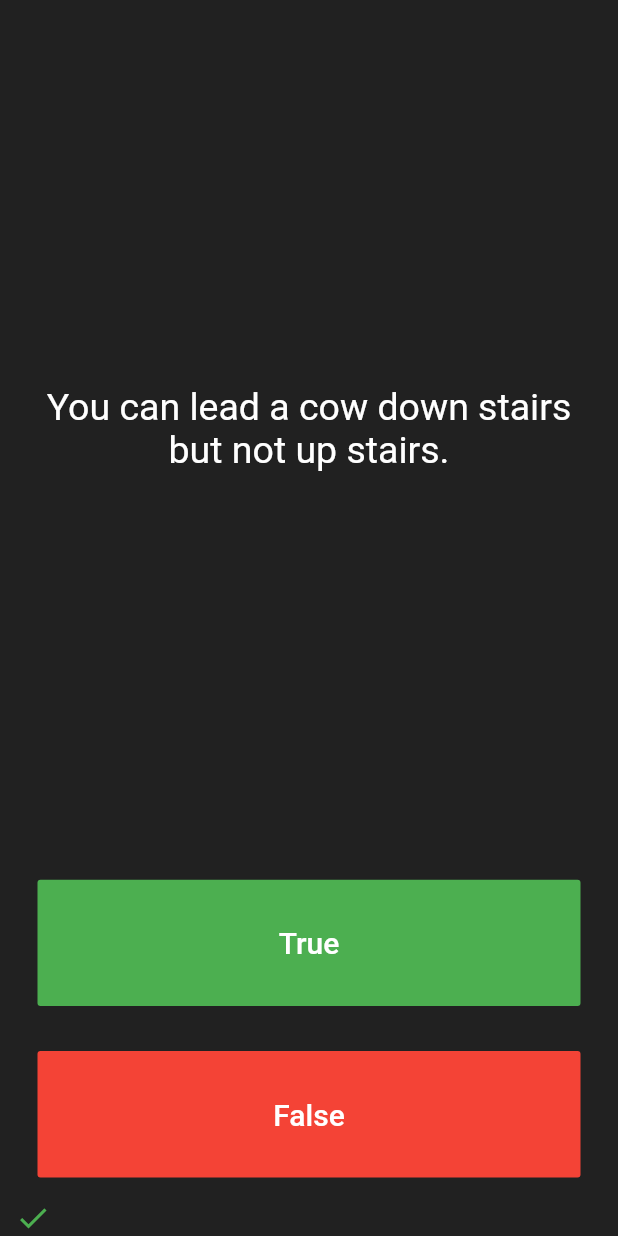
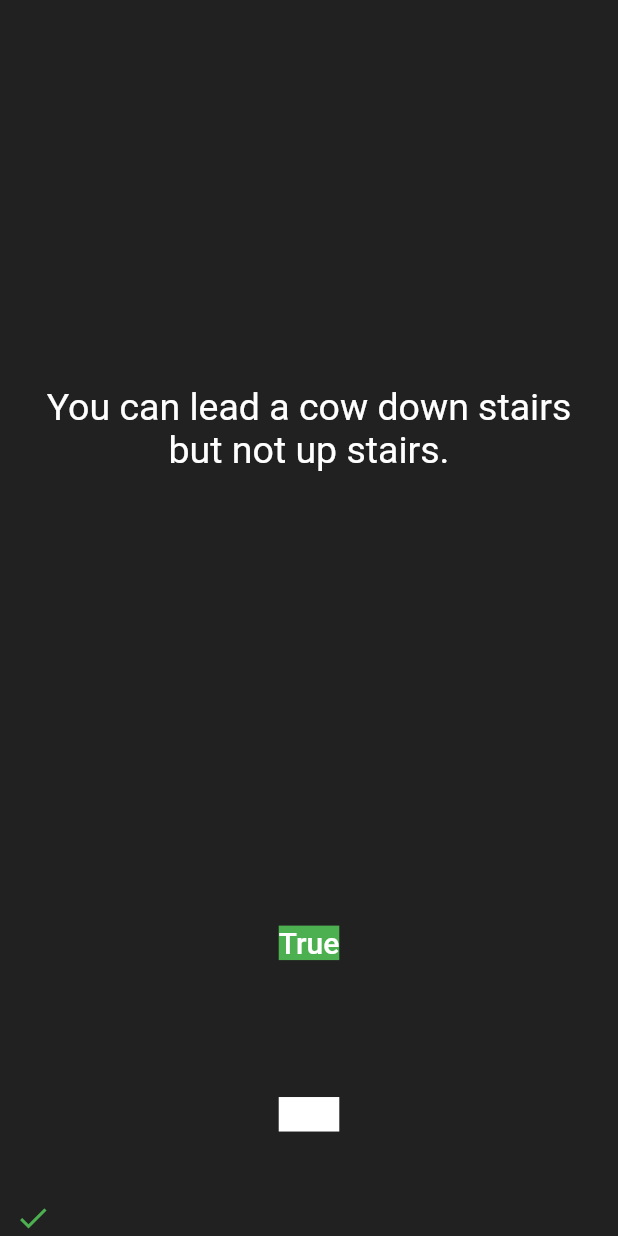
Before and after one commit to RichardCastuera/Quizzler, a Flutter app: the screen it shows after launch, after a tap on "True", on a phone screen of 412 x 824 dp. Run offline on Flutter 3.47's test engine with Material 2 defaults, Android fonts, the phone set to English and light mode, and no system bars.

Commit message:
refactor(quizzler_app): Updated the code

```diff
--- a/quizzler_app/lib/main.dart
+++ b/quizzler_app/lib/main.dart
@@ -7,6 +7,8 @@ QuizBrain quizBrain = QuizBrain();
 void main() => runApp(Quizzler());
 
 class Quizzler extends StatelessWidget {
+  const Quizzler({super.key});
+
   @override
   Widget build(BuildContext context) {
     return MaterialApp(
@@ -24,6 +26,8 @@ class Quizzler extends StatelessWidget {
 }
 
 class QuizPage extends StatefulWidget {
+  const QuizPage({super.key});
+
   @override
   _QuizPageState createState() => _QuizPageState();
 }
@@ -82,8 +86,12 @@ class _QuizPageState extends State<QuizPage> {
         Expanded(
           child: Padding(
             padding: EdgeInsets.all(15.0),
-            child: FlatButton(
-              textColor: Colors.white,
+            child: TextButton(
+              onPressed: () {
+                //The user picked true.
+                checkAnswer(true);
+              },
+              child: Container(
                 color: Colors.green,
                 child: Text(
                   'True',
@@ -92,29 +100,28 @@ class _QuizPageState extends State<QuizPage> {
                     fontSize: 20.0,
                   ),
                 ),
-              onPressed: () {
-                //The user picked true.
-                checkAnswer(true);
-              },
+              ),
             ),
           ),
         ),
         Expanded(
           child: Padding(
             padding: EdgeInsets.all(15.0),
-            child: FlatButton(
-              color: Colors.red,
+            child: TextButton(
+              onPressed: () {
+                //The user picked true.
+                checkAnswer(false);
+              },
+              child: Container(
+                color: Colors.white,
                 child: Text(
-                'False',
+                  'True',
                   style: TextStyle(
+                    color: Colors.white,
                     fontSize: 20.0,
-                  color: Colors.white,
                   ),
                 ),
-              onPressed: () {
-                //The user picked false.
-                checkAnswer(false);
-              },
+              ),
             ),
           ),
         ),
--- a/quizzler_app/lib/question.dart
+++ b/quizzler_app/lib/question.dart
@@ -1,6 +1,6 @@
 class Question {
-  String questionText;
-  bool questionAnswer;
+  String? questionText;
+  bool? questionAnswer;
 
   Question(String q, bool a) {
     questionText = q;
--- a/quizzler_app/lib/quiz_brain.dart
+++ b/quizzler_app/lib/quiz_brain.dart
@@ -38,11 +38,11 @@ class QuizBrain {
   }
 
   String getQuestionText() {
-    return _questionBank[_questionNumber].questionText;
+    return _questionBank[_questionNumber].questionText!;
   }
 
   bool getCorrectAnswer() {
-    return _questionBank[_questionNumber].questionAnswer;
+    return _questionBank[_questionNumber].questionAnswer!;
   }
 
   //TODO: Step 3 Part A - Create a method called isFinished() here that checks to see if we have reached the last question. It should return (have an output) true if we've reached the last question and it should return false if we're not there yet.
```
Lines whose indentation alone changed are shown as unchanged.
